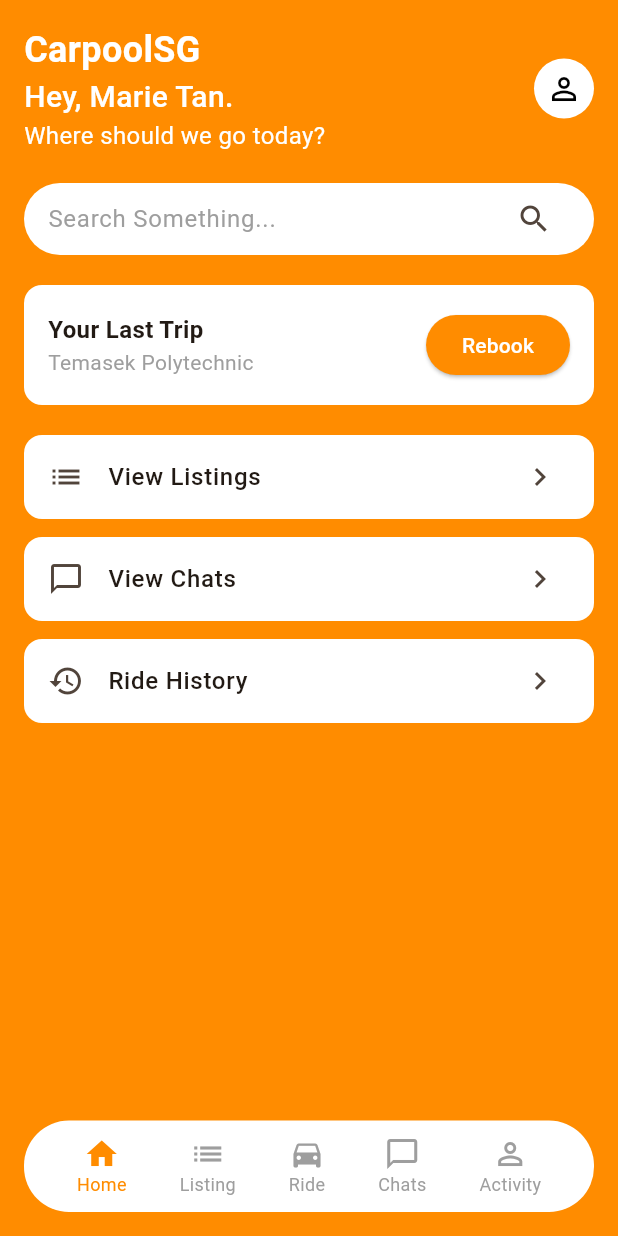
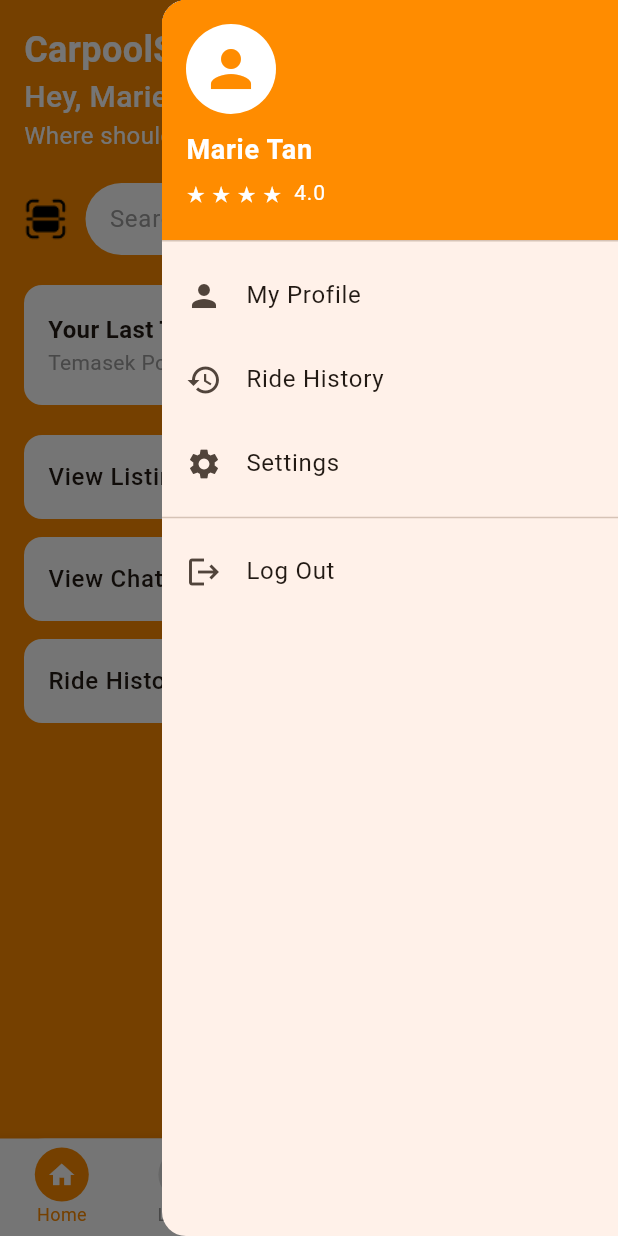
Before and after one commit to Troaxx/MBAP-Project, a Flutter app: the PassengerHomePage screen opened by its route, with the side drawer open (before the commit the screen has no drawer), on a phone screen of 412 x 824 dp. Run offline on Flutter 3.47's test engine with Material 3 defaults, Android fonts, the phone set to English and light mode, and no system bars; our stand-ins replace font_awesome_flutter.

Commit message:
added listing page

```diff
--- a/lib/main.dart
+++ b/lib/main.dart
@@ -1,13 +1,14 @@
 import 'package:flutter/material.dart';
 import 'pages/login_page.dart';
 import 'pages/passenger_home.dart';
+import 'pages/passenger_view_listing.dart';
 
 void main() {
   runApp(const MyApp());
 }
 
 class MyApp extends StatelessWidget {
-  const MyApp({super.key});
+  const MyApp();
 
   @override
   Widget build(BuildContext context) {
@@ -22,6 +23,7 @@ class MyApp extends StatelessWidget {
       routes: {
         '/login': (context) => const LoginScreen(),
         '/passenger_home': (context) => const PassengerHomePage(),
+        '/passenger_view_listing': (context) => const PassengerViewListing(),
       },
     );
   }
--- a/lib/pages/login_page.dart
+++ b/lib/pages/login_page.dart
@@ -27,7 +27,7 @@ class CarpoolSGApp extends StatelessWidget {
 }
 
 class LoginScreen extends StatelessWidget {
-  const LoginScreen({Key? key}) : super(key: key);
+  const LoginScreen();
 
   void _navigateToPassengerHome(BuildContext context) {
     Navigator.pushNamed(context, '/passenger_home');
--- a/lib/pages/passenger_home.dart
+++ b/lib/pages/passenger_home.dart
@@ -1,13 +1,38 @@
 import 'package:flutter/material.dart';
+import '../widgets/bottom_nav_bar.dart';
+import '../widgets/profile_drawer.dart';
+import 'package:font_awesome_flutter/font_awesome_flutter.dart';
 
 class PassengerHomePage extends StatelessWidget {
-  const PassengerHomePage({Key? key}) : super(key: key);
+  const PassengerHomePage();
 
   @override
   Widget build(BuildContext context) {
+    final scaffoldKey = GlobalKey<ScaffoldState>();
+
     return Scaffold(
+      key: scaffoldKey,
       backgroundColor: const Color(0xFFFF8C00),
-      body: SafeArea(
+      endDrawer: ProfileDrawer(
+        userName: 'Marie Tan',
+        rating: '4.0',
+        onProfileTap: () {
+          // Navigate to profile page
+        },
+        onHistoryTap: () {
+          // Navigate to history page
+        },
+        onSettingsTap: () {
+          // Navigate to settings page
+        },
+        onLogoutTap: () {
+          // Handle logout
+        },
+      ),
+      body: Column(
+        children: [
+          Expanded(
+            child: SafeArea(
               child: Padding(
                 padding: const EdgeInsets.all(16.0),
                 child: Column(
@@ -45,15 +70,35 @@ class PassengerHomePage extends StatelessWidget {
                             ),
                           ],
                         ),
-                  CircleAvatar(
+                        GestureDetector(
+                          onTap: () {
+                            scaffoldKey.currentState!.openEndDrawer();
+                          },
+                          child: Material(
+                            elevation: 4,
+                            shape: const CircleBorder(),
+                            clipBehavior: Clip.antiAlias,
+                            child: CircleAvatar(
+                              radius: 20,
                               backgroundColor: Colors.white,
-                    child: Icon(Icons.person_outline, color: Colors.black),
+                              foregroundColor: const Color(0xFFFF8C00),
+                              child: Icon(
+                                Icons.person,
+                                size: 30,
+                              ),
+                            ),
+                          ),
                         ),
                       ],
                     ),
                     const SizedBox(height: 20),
-              // Search Bar
-              Container(
+                    // Search Bar with QR Code
+                    Row(
+                      children: [
+                        Image.asset('images/icons/qr-code.png', width: 29, height: 29),
+                        const SizedBox(width: 12),
+                        Expanded(
+                          child: Container(
                             padding: const EdgeInsets.symmetric(horizontal: 16),
                             decoration: BoxDecoration(
                               color: Colors.white,
@@ -70,12 +115,12 @@ class PassengerHomePage extends StatelessWidget {
                                     ),
                                   ),
                                 ),
-                    IconButton(
-                      icon: const Icon(Icons.search),
-                      onPressed: () {},
+                                Icon(Icons.search, color: Colors.grey[600]),
+                              ],
+                            ),
+                          ),
                         ),
                       ],
-                ),
                     ),
                     const SizedBox(height: 20),
                     // Last Trip Card
@@ -110,14 +155,17 @@ class PassengerHomePage extends StatelessWidget {
                           ElevatedButton(
                             onPressed: () {},
                             style: ElevatedButton.styleFrom(
-                        backgroundColor: const Color(0xFFFF8C00),
+                              backgroundColor: Colors.grey[200],
                               shape: RoundedRectangleBorder(
                                 borderRadius: BorderRadius.circular(20),
                               ),
                             ),
                             child: const Text(
                               'Rebook',
-                        style: TextStyle(color: Colors.white),
+                              style: TextStyle(
+                                color: Color(0xFFFF8C00),
+                                fontWeight: FontWeight.bold,
+                              ),
                             ),
                           ),
                         ],
@@ -125,74 +173,102 @@ class PassengerHomePage extends StatelessWidget {
                     ),
                     const SizedBox(height: 20),
                     // Action Buttons
-              _buildActionButton('View Listings', Icons.list),
-              const SizedBox(height: 12),
-              _buildActionButton('View Chats', Icons.chat_bubble_outline),
-              const SizedBox(height: 12),
-              _buildActionButton('Ride History', Icons.history),
-              const Spacer(),
-              // Bottom Navigation Bar
                     Container(
-                padding: const EdgeInsets.symmetric(vertical: 10),
-                decoration: BoxDecoration(
-                  color: Colors.white,
-                  borderRadius: BorderRadius.circular(30),
-                ),
-                child: Row(
-                  mainAxisAlignment: MainAxisAlignment.spaceEvenly,
-                  children: [
-                    _buildNavBarItem(Icons.home, 'Home', true),
-                    _buildNavBarItem(Icons.list, 'Listing', false),
-                    _buildNavBarItem(Icons.directions_car, 'Ride', false),
-                    _buildNavBarItem(Icons.chat_bubble_outline, 'Chats', false),
-                    _buildNavBarItem(Icons.person_outline, 'Activity', false),
-                  ],
-                ),
-              ),
-            ],
-          ),
-        ),
-      ),
-    );
-  }
-
-  Widget _buildActionButton(String text, IconData icon) {
-    return Container(
                       decoration: BoxDecoration(
                         color: Colors.white,
                         borderRadius: BorderRadius.circular(12),
                       ),
                       child: ListTile(
-        title: Text(
-          text,
-          style: const TextStyle(
+                        title: const Text(
+                          'View Listings',
+                          style: TextStyle(
                             fontWeight: FontWeight.w500,
                             fontSize: 16,
                           ),
                         ),
-        trailing: const Icon(Icons.chevron_right),
-        leading: Icon(icon),
+                        trailing: Row(
+                          mainAxisSize: MainAxisSize.min,
+                          children: [
+                            Image.asset('images/icons/list-icon.png', width: 24, height: 24),
+                            const SizedBox(width: 8),
+                            const Icon(Icons.chevron_right),
+                          ],
+                        ),
+                        onTap: () {
+                          Navigator.pushNamed(context, '/passenger_view_listing');
+                        },
+                      ),
+                    ),
+                    const SizedBox(height: 12),
+                    Container(
+                      decoration: BoxDecoration(
+                        color: Colors.white,
+                        borderRadius: BorderRadius.circular(12),
+                      ),
+                      child: ListTile(
+                        title: const Text(
+                          'View Chats',
+                          style: TextStyle(
+                            fontWeight: FontWeight.w500,
+                            fontSize: 16,
+                          ),
+                        ),
+                        trailing: Row(
+                          mainAxisSize: MainAxisSize.min,
+                          children: [
+                            Image.asset('images/icons/chat-icon.png', width: 24, height: 24),
+                            const SizedBox(width: 8),
+                            const Icon(Icons.chevron_right),
+                          ],
+                        ),
                         onTap: () {},
+                      ),
+                    ),
+                    const SizedBox(height: 12),
+                    Container(
+                      decoration: BoxDecoration(
+                        color: Colors.white,
+                        borderRadius: BorderRadius.circular(12),
+                      ),
+                      child: ListTile(
+                        title: const Text(
+                          'Ride History',
+                          style: TextStyle(
+                            fontWeight: FontWeight.w500,
+                            fontSize: 16,
+                          ),
+                        ),
+                        trailing: Row(
+                          mainAxisSize: MainAxisSize.min,
+                          children: [
+                            Image.asset('images/icons/history-icon.png', width: 24, height: 24),
+                            const SizedBox(width: 8),
+                            const Icon(Icons.chevron_right),
+                          ],
+                        ),
+                        onTap: () {},
+                      ),
+                    ),
+                    const Spacer(),
+                  ],
+                ),
+              ),
+            ),
+          ),
+          // Bottom Navigation Bar
+          Container(
+            margin: EdgeInsets.zero,
+            decoration: const BoxDecoration(
+              color: Colors.white,
+              borderRadius: BorderRadius.only(
+                topLeft: Radius.circular(30),
+                topRight: Radius.circular(30),
+              ),
+            ),
+            child: const BottomNavBar(currentIndex: 0),
+          ),
+        ],
       ),
     );
   }
-
-  Widget _buildNavBarItem(IconData icon, String label, bool isSelected) {
-    return Column(
-      mainAxisSize: MainAxisSize.min,
-      children: [
-        Icon(
-          icon,
-          color: isSelected ? const Color(0xFFFF8C00) : Colors.grey,
-        ),
-        Text(
-          label,
-          style: TextStyle(
-            color: isSelected ? const Color(0xFFFF8C00) : Colors.grey,
-            fontSize: 12,
-          ),
-        ),
-      ],
-    );
 }
-}
--- a/lib/widgets/bottom_nav_bar.dart
+++ b/lib/widgets/bottom_nav_bar.dart
@@ -1,15 +1,19 @@
 import 'package:flutter/material.dart';
+import 'package:font_awesome_flutter/font_awesome_flutter.dart';
 
 class BottomNavBar extends StatelessWidget {
   final int currentIndex;
 
   const BottomNavBar({
-    Key? key,
     required this.currentIndex,
-  }) : super(key: key);
+  });
 
   void _navigateToPassengerHome(BuildContext context) {
     Navigator.pushNamed(context, '/passenger_home');
+  }
+
+  void _navigateToPassengerViewListing(BuildContext context) {
+    Navigator.pushNamed(context, '/passenger_view_listing');
   }
 
   @override
@@ -17,35 +21,58 @@ class BottomNavBar extends StatelessWidget {
     return BottomNavigationBar(
       currentIndex: currentIndex,
       type: BottomNavigationBarType.fixed,
+      backgroundColor: Colors.white,
       selectedItemColor: const Color(0xFFFF8C00),
       unselectedItemColor: Colors.grey,
-      items: const [
+      selectedFontSize: 12,
+      unselectedFontSize: 12,
+      items: [
         BottomNavigationBarItem(
-          icon: Icon(Icons.home),
+          icon: _buildIcon(Icons.home, currentIndex == 0),
           label: 'Home',
         ),
         BottomNavigationBarItem(
-          icon: Icon(Icons.list),
+          icon: _buildIcon(Icons.list, currentIndex == 1),
           label: 'Listing',
         ),
         BottomNavigationBarItem(
-          icon: Icon(Icons.directions_car),
+          icon: _buildIcon(Icons.directions_car, currentIndex == 2),
           label: 'Ride',
         ),
         BottomNavigationBarItem(
-          icon: Icon(Icons.chat),
+          icon: _buildIcon(Icons.chat_bubble_outline, currentIndex == 3),
           label: 'Chats',
         ),
         BottomNavigationBarItem(
-          icon: Icon(Icons.article),
+          icon: _buildIcon(Icons.article_outlined, currentIndex == 4),
           label: 'Activity',
         ),
       ],
       onTap: (index) {
-        if (index == 0) {
-          _navigateToPassengerHome(context);
+        switch (index) {
+          case 0:
+            _navigateToPassengerHome(context);
+            break;
+          case 1:
+            _navigateToPassengerViewListing(context);
+            break;
         }
       },
     );
   }
+
+  Widget _buildIcon(IconData icon, bool isSelected) {
+    return Container(
+      padding: const EdgeInsets.all(8),
+      decoration: BoxDecoration(
+        color: isSelected ? const Color(0xFFFF8C00) : Colors.grey[300],
+        shape: BoxShape.circle,
+      ),
+      child: Icon(
+        icon,
+        color: isSelected ? Colors.white : Colors.grey[600],
+        size: 20,
+      ),
+    );
+  }
 }
--- /dev/null
+++ b/lib/widgets/profile_drawer.dart
@@ -0,0 +1,119 @@
+import 'package:flutter/material.dart';
+
+class ProfileDrawer extends StatelessWidget {
+  final String userName;
+  final String rating;
+  final VoidCallback? onProfileTap;
+  final VoidCallback? onHistoryTap;
+  final VoidCallback? onSettingsTap;
+  final VoidCallback? onLogoutTap;
+
+  const ProfileDrawer({
+    required this.userName,
+    this.rating = '4.0',
+    this.onProfileTap,
+    this.onHistoryTap,
+    this.onSettingsTap,
+    this.onLogoutTap,
+  });
+
+  @override
+  Widget build(BuildContext context) {
+    return Drawer(
+      child: ListView(
+        padding: EdgeInsets.zero,
+        children: [
+          DrawerHeader(
+            decoration: const BoxDecoration(
+              color: Color(0xFFFF8C00),
+            ),
+            child: Column(
+              crossAxisAlignment: CrossAxisAlignment.start,
+              children: [
+                const CircleAvatar(
+                  radius: 30,
+                  backgroundColor: Colors.white,
+                  child: Icon(
+                    Icons.person,
+                    size: 40,
+                    color: Color(0xFFFF8C00),
+                  ),
+                ),
+                const SizedBox(height: 10),
+                Text(
+                  userName,
+                  style: const TextStyle(
+                    color: Colors.white,
+                    fontSize: 18,
+                    fontWeight: FontWeight.bold,
+                  ),
+                ),
+                const SizedBox(height: 5),
+                Row(
+                  children: [
+                    const Text(
+                      '★ ★ ★ ★',
+                      style: TextStyle(
+                        color: Colors.white,
+                        fontSize: 14,
+                      ),
+                    ),
+                    const SizedBox(width: 8),
+                    Text(
+                      rating,
+                      style: const TextStyle(
+                        color: Colors.white,
+                        fontSize: 14,
+                      ),
+                    ),
+                  ],
+                ),
+              ],
+            ),
+          ),
+          ListTile(
+            leading: const Icon(Icons.person),
+            title: const Text('My Profile'),
+            onTap: () {
+              Navigator.pop(context);
+              if (onProfileTap != null) {
+                onProfileTap!();
+              }
+            },
+          ),
+          ListTile(
+            leading: const Icon(Icons.history),
+            title: const Text('Ride History'),
+            onTap: () {
+              Navigator.pop(context);
+              if (onHistoryTap != null) {
+                onHistoryTap!();
+              }
+            },
+          ),
+          ListTile(
+            leading: const Icon(Icons.settings),
+            title: const Text('Settings'),
+            onTap: () {
+              Navigator.pop(context);
+              if (onSettingsTap != null) {
+                onSettingsTap!();
+              }
+            },
+          ),
+          const Divider(),
+          ListTile(
+            leading: const Icon(Icons.logout),
+            title: const Text('Log Out'),
+            onTap: () {
+              Navigator.pop(context);
+              if (onLogoutTap != null) {
+                onLogoutTap!();
+              }
+            },
+          ),
+        ],
+      ),
+    );
+  }
+}
```
Also changed, not shown: lib/pages/passenger_view_listing.dart (added, +290 -0 lines), pubspec.yaml (+9 -0 lines), images/icons/chat-icon.png (added), images/icons/color-profile.png (added), images/icons/history-icon.png (added), images/icons/list-icon.png (added), images/icons/nets-icon.png (added), images/icons/profile-icon.png (added), images/icons/qr-code.png (added), images/icons/search.png (added), pubspec.lock. Lines whose indentation alone changed are shown as unchanged.
